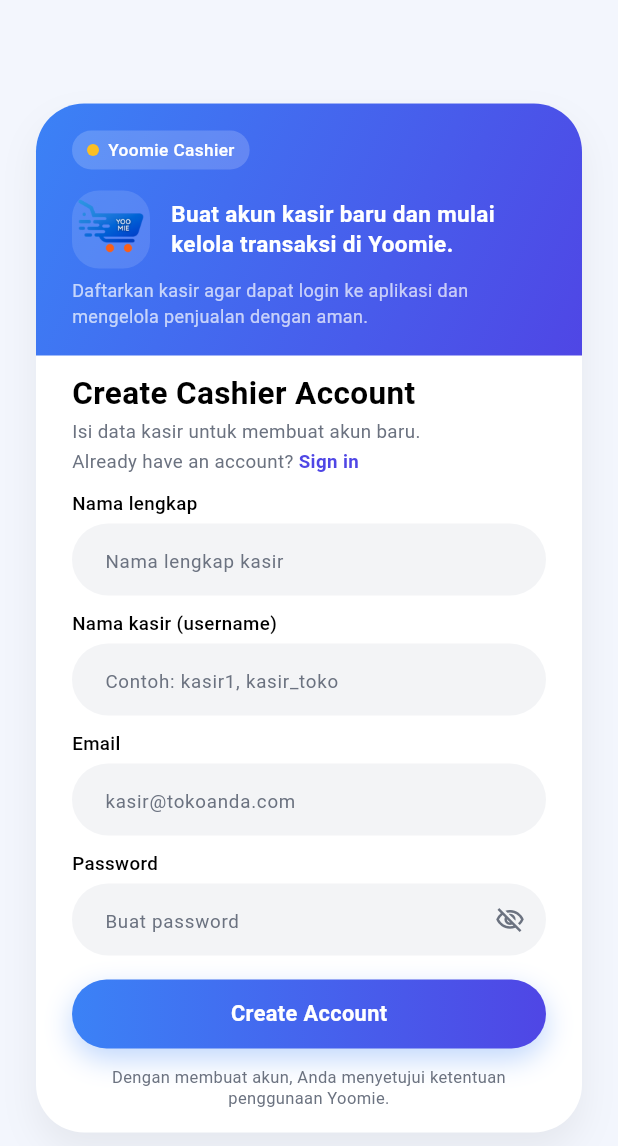
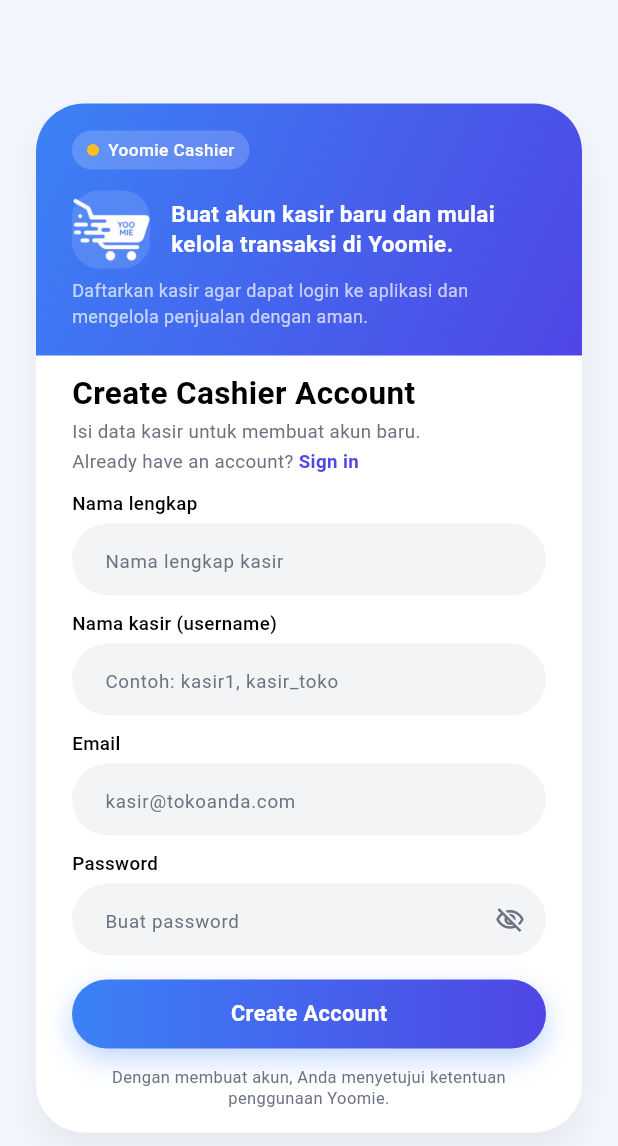
Before and after one commit to najmiiqbalhanif/Aplikasi-Kasir-Yoomie, a Flutter app: the screen it shows after launch, after a tap on "Sign up", on a phone screen of 412 x 824 dp. Shown: the top 1146 px of the screen. Run offline on Flutter 3.47's test engine with Material 3 defaults, Android fonts, the phone set to English and light mode, and no system bars; our stand-ins replace flutter_local_notifications, image_picker, rxdart, shared_preferences; network calls fail; project files that could hold a hidden picture were left out.

Commit message:
perubahan register, login, pos,trans

```diff
--- a/lib/presentation/pages/login.dart
+++ b/lib/presentation/pages/login.dart
@@ -160,7 +160,7 @@ class _LoginPageState extends State<LoginPage> {
                               ),
                               child: Center(
                                 child: Image.asset(
-                                  'assets/images/logoYoomie.png',
+                                  'assets/images/logoYoomiePutih.png',
                                   height: 45,
                                 ),
                               ),
@@ -324,51 +324,7 @@ class _LoginPageState extends State<LoginPage> {
 
                         const SizedBox(height: 10),
 
-                        Row(
-                          mainAxisAlignment: MainAxisAlignment.spaceBetween,
-                          children: [
-                            Row(
-                              children: [
-                                Checkbox(
-                                  value: _rememberMe,
-                                  onChanged: (value) {
-                                    setState(() {
-                                      _rememberMe = value ?? false;
-                                    });
-                                  },
-                                  visualDensity: VisualDensity.compact,
-                                  materialTapTargetSize:
-                                  MaterialTapTargetSize.shrinkWrap,
-                                ),
-                                const Text(
-                                  'Remember me',
-                                  style: TextStyle(
-                                    fontSize: 12.5,
-                                    color: textGrey,
-                                  ),
-                                ),
-                              ],
-                            ),
-                            TextButton(
-                              onPressed: () {
-                                // TODO: aksi forgot password (kalau nanti ada)
-                              },
-                              style: TextButton.styleFrom(
-                                padding: EdgeInsets.zero,
-                                minimumSize: Size.zero,
-                                tapTargetSize: MaterialTapTargetSize.shrinkWrap,
-                              ),
-                              child: const Text(
-                                'Forgot password?',
-                                style: TextStyle(
-                                  fontSize: 12.5,
-                                  color: primaryGradientEnd,
-                                  fontWeight: FontWeight.w500,
-                                ),
-                              ),
-                            ),
-                          ],
-                        ),
+
 
                         const SizedBox(height: 16),
 
--- a/lib/presentation/pages/posPage.dart
+++ b/lib/presentation/pages/posPage.dart
@@ -555,12 +555,10 @@ class _PoSPageState extends State<PoSPage>
       backgroundColor: backgroundColor,
       body: Column(
         children: [
-          const SizedBox(height: 25),
-
           // ================== HEADER ==================
           Container(
             width: double.infinity,
-            padding: const EdgeInsets.fromLTRB(20, 16, 20, 12),
+            padding: const EdgeInsets.fromLTRB(20, 25, 20, 12),
             decoration: const BoxDecoration(
               gradient: LinearGradient(
                 colors: [primaryGradientStart, primaryGradientEnd],
--- a/lib/presentation/pages/register.dart
+++ b/lib/presentation/pages/register.dart
@@ -29,7 +29,7 @@ class _RegisterPageState extends State<RegisterPage> {
     final pw = (value ?? '');
 
     if (pw.trim().isEmpty) return 'Password wajib diisi.';
-    if (pw.length < 8) return 'Password minimal 8 karakter.';
+    if (pw.length < 8) return 'Password minimal 8 karakter dan 1 karakter khusus.';
 
     // WAJIB ADA KARAKTER SPESIAL
     final hasSpecial = RegExp(r'[^A-Za-z0-9]').hasMatch(pw);
@@ -218,7 +218,7 @@ class _RegisterPageState extends State<RegisterPage> {
                               ),
                               child: Center(
                                 child: Image.asset(
-                                  'assets/images/logoYoomie.png',
+                                  'assets/images/logoYoomiePutih.png',
                                   height: 45,
                                 ),
                               ),
```
Also changed, not shown: lib/presentation/pages/transactionsPage.dart (+19 -14 lines), assets/images/logoYoomiePutih.png (added).
